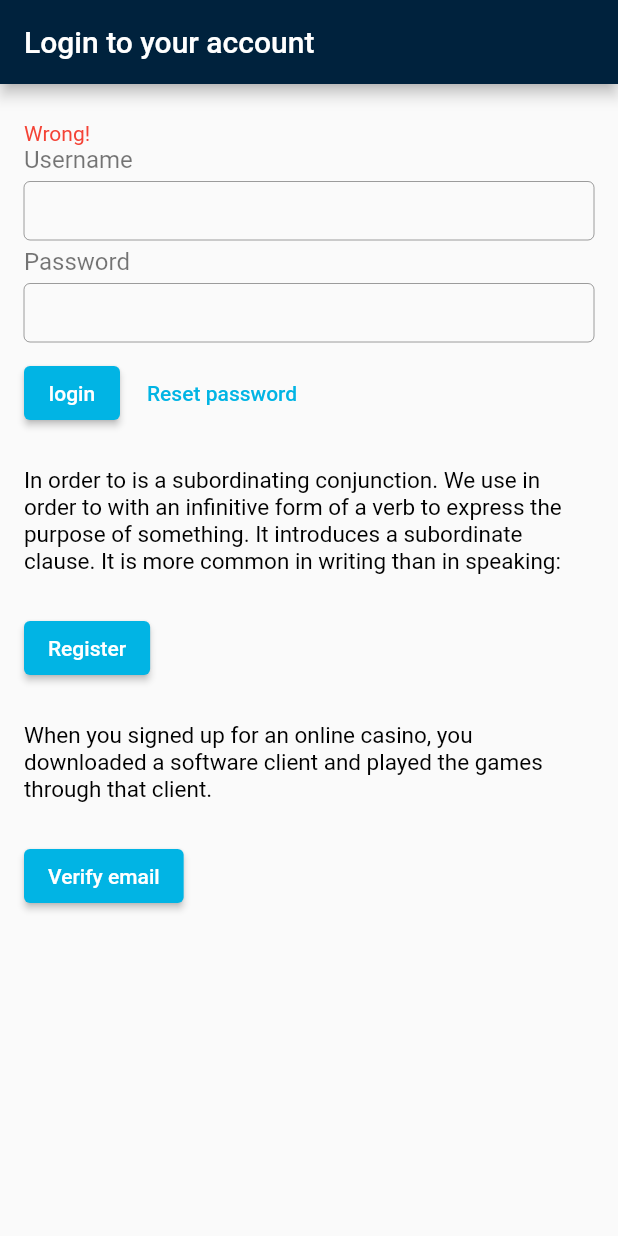
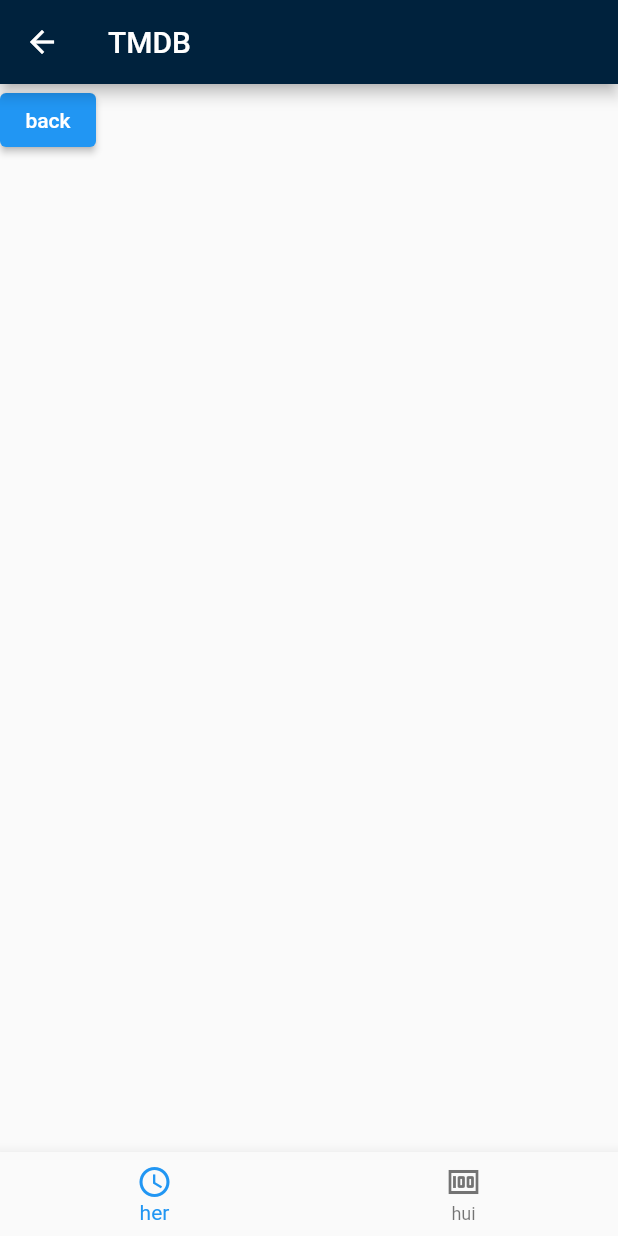
Before and after one commit to ivan100kg/flutter_course_1, a Flutter app: the screen it shows after launch, after a tap on "login", on a phone screen of 412 x 824 dp. Run offline on Flutter 3.47's test engine with Material 2 defaults, Android fonts, the phone set to English and light mode, and no system bars.

```diff
--- a/flutter_complete_guide/lib/movieDB/auth/auth_widget.dart
+++ b/flutter_complete_guide/lib/movieDB/auth/auth_widget.dart
@@ -1,6 +1,7 @@
 import 'package:flutter/material.dart';
 import 'package:flutter/src/widgets/framework.dart';
 import 'package:flutter/src/widgets/placeholder.dart';
+import 'package:flutter_complete_guide/movieDB/auth/main_screen_widget.dart';
 import 'package:flutter_complete_guide/movieDB/theme/button_style.dart';
 
 class AuthWidget extends StatefulWidget {
@@ -78,8 +79,8 @@ class _FormWidget extends StatefulWidget {
 
 class __FormWidgetState extends State<_FormWidget> {
   // button controllers
-  final _loginTextController = TextEditingController();
-  final _paswordTextController = TextEditingController();
+  final _loginTextController = TextEditingController(text: 'admin');
+  final _paswordTextController = TextEditingController(text: 'admin');
   String? errorMessage = null;
 
   // button handlers
@@ -88,6 +89,11 @@ class __FormWidgetState extends State<_FormWidget> {
     final _password = _paswordTextController.text;
     if (_login == 'admin' && _password == 'admin') {
       errorMessage = null;
+      final navigator = Navigator.of(context);
+      // final route =
+      // MaterialPageRoute<void>(builder: (context) => MainScreenWidget());
+      navigator.pushNamed('/main_screen');
+      // navigator.pushReplacementNamed('/main_screen');
     } else {
       errorMessage = 'Wrong!';
     }
--- /dev/null
+++ b/flutter_complete_guide/lib/movieDB/auth/main_screen_widget.dart
@@ -0,0 +1,41 @@
+import 'package:flutter/material.dart';
+import 'package:flutter/src/widgets/framework.dart';
+import 'package:flutter/src/widgets/placeholder.dart';
+
+class MainScreenWidget extends StatefulWidget {
+  const MainScreenWidget({super.key});
+
+  @override
+  State<MainScreenWidget> createState() => _MainScreenWidgetState();
+}
+
+class _MainScreenWidgetState extends State<MainScreenWidget> {
+  @override
+  Widget build(BuildContext context) {
+    return Scaffold(
+      appBar: AppBar(
+        title: Text('TMDB'),
+      ),
+      body: ElevatedButton(
+        child: Text('back'),
+        onPressed: () {
+          if (Navigator.of(context).canPop()) {
+            return Navigator.of(context).pop();
+          }
+        },
+      ),
+      bottomNavigationBar: BottomNavigationBar(
+        items: [
+          BottomNavigationBarItem(
+            icon: Icon(Icons.access_time),
+            label: 'her',
+          ),
+          BottomNavigationBarItem(
+            icon: Icon(Icons.money),
+            label: 'hui',
+          ),
+        ],
+      ),
+    );
+  }
+}
--- a/flutter_complete_guide/lib/movieDB/movie_db_app.dart
+++ b/flutter_complete_guide/lib/movieDB/movie_db_app.dart
@@ -1,5 +1,8 @@
 import 'package:flutter/material.dart';
 import 'package:flutter_complete_guide/movieDB/auth/auth_widget.dart';
+import 'package:flutter_complete_guide/movieDB/theme/app_colors.dart';
+
+import 'auth/main_screen_widget.dart';
 
 class MovieDB extends StatelessWidget {
   const MovieDB({super.key});
@@ -7,11 +10,16 @@ class MovieDB extends StatelessWidget {
   @override
   Widget build(BuildContext context) {
     return MaterialApp(
-      title: 'The Movie DB',
       theme: ThemeData(
-          appBarTheme:
-              AppBarTheme(backgroundColor: Color.fromARGB(255, 0, 34, 61))),
-      home: AuthWidget(),
+          appBarTheme: AppBarTheme(backgroundColor: AppColors.darkBlue)),
+      routes: {
+        '/auth': (context) => AuthWidget(),
+        '/main_screen': (context) => MainScreenWidget(),
+      },
+      initialRoute: '/auth',
+      // onGenerateRoute: (settings) => MaterialPageRoute<void>(
+      //   builder: (context) => Text('Wrong path!'),
+      // ),
     );
   }
 }
--- /dev/null
+++ b/flutter_complete_guide/lib/movieDB/theme/app_colors.dart
@@ -0,0 +1,5 @@
+import 'dart:ui';
+
+abstract class AppColors {
+  static const darkBlue = Color.fromARGB(255, 0, 34, 61);
+}
```
